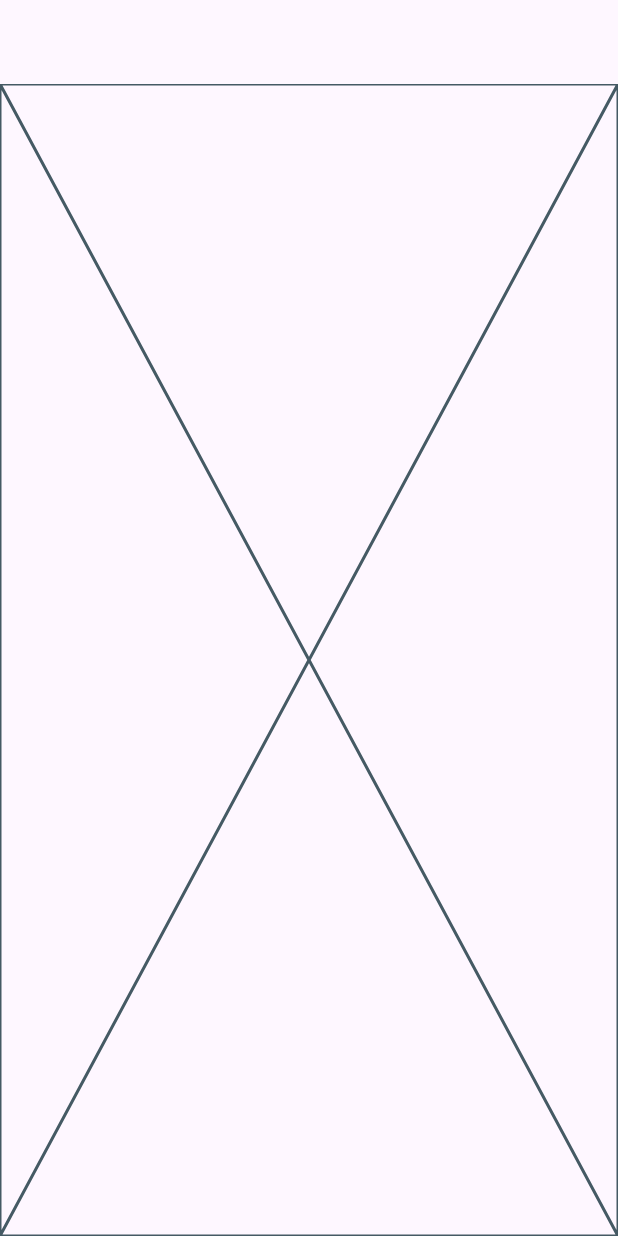
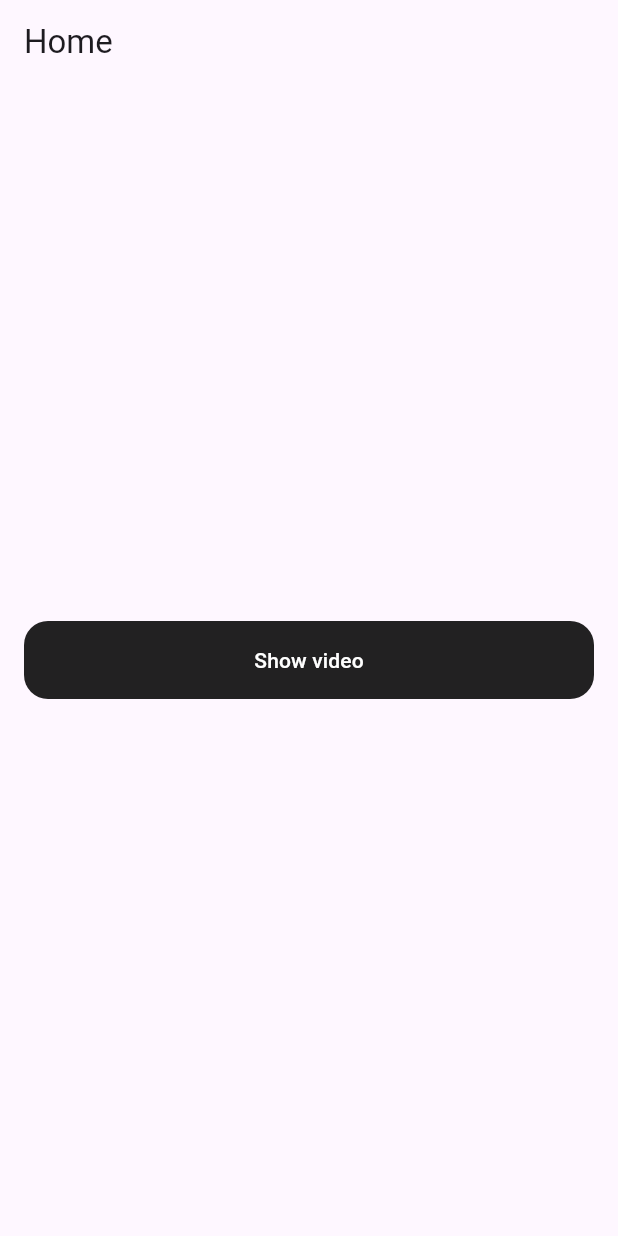
Before and after one commit to elparduh/video_player_test, a Flutter app: the screen it shows after launch, on a phone screen of 412 x 824 dp. Run offline on Flutter 3.47's test engine with Material 3 defaults, Android fonts, the phone set to English and light mode, and no system bars.

Commit message:
add improvs

```diff
--- a/lib/main.dart
+++ b/lib/main.dart
@@ -1,4 +1,5 @@
 import 'package:flutter/material.dart';
+import 'package:video_player_test/widgets/primary_button.dart';
 //https://firebasestorage.googleapis.com/v0/b/mrchordapp-34f1d.appspot.com/o/IMG_2962.MOV?alt=media&token=d12c4455-dd5e-4e8b-8255-17c446794d7f
 void main() {
   runApp(const MyApp());
@@ -29,8 +30,21 @@ class HomeScreen extends StatelessWidget {
   @override
   Widget build(BuildContext context) {
     return Scaffold(
-      appBar: AppBar(),
-      body: const Placeholder(),
+      appBar: AppBar(
+        title: const Text('Home'),
+      ),
+      body: Center(
+        child: Container(
+          padding: const EdgeInsets.symmetric(horizontal: 16),
+          child: PrimaryButton(
+            text: 'Show video',
+            backgroundColor: Colors.black87,
+            onPressed: () {
+
+            },
+          ),
+        )
+      ),
     );
   }
 }
--- /dev/null
+++ b/lib/widgets/primary_button.dart
@@ -0,0 +1,34 @@
+import 'package:flutter/material.dart';
+
+class PrimaryButton extends StatelessWidget {
+  const PrimaryButton({
+    super.key,
+    this.text = "",
+    this.backgroundColor,
+    this.onPressed,
+  });
+
+  final String text;
+  final Color? backgroundColor;
+  final void Function()? onPressed;
+
+  @override
+  Widget build(BuildContext context) {
+    return FilledButton(
+        style: _customButtonStyle(backgroundColor),
+        onPressed: onPressed,
+        child: Text(
+          text,
+        ));
+  }
+}
+
+_customButtonStyle(Color? backgroundColor, {BorderSide? borderSide}) {
+  return ElevatedButton.styleFrom(
+    side: borderSide,
+    shape: RoundedRectangleBorder(
+        borderRadius: BorderRadius.circular(16)),
+    backgroundColor: backgroundColor,
+    minimumSize: const Size.fromHeight(52),
+  );
+}
--- a/pubspec.yaml
+++ b/pubspec.yaml
@@ -37,6 +37,7 @@ dependencies:
   cupertino_icons: ^1.0.6
   flutter_bloc: ^8.1.6
   video_player: ^2.9.1
+  get_it: ^7.7.0
 
 dev_dependencies:
   flutter_test:
```
Also changed, not shown: pubspec.lock, 3 other files.
